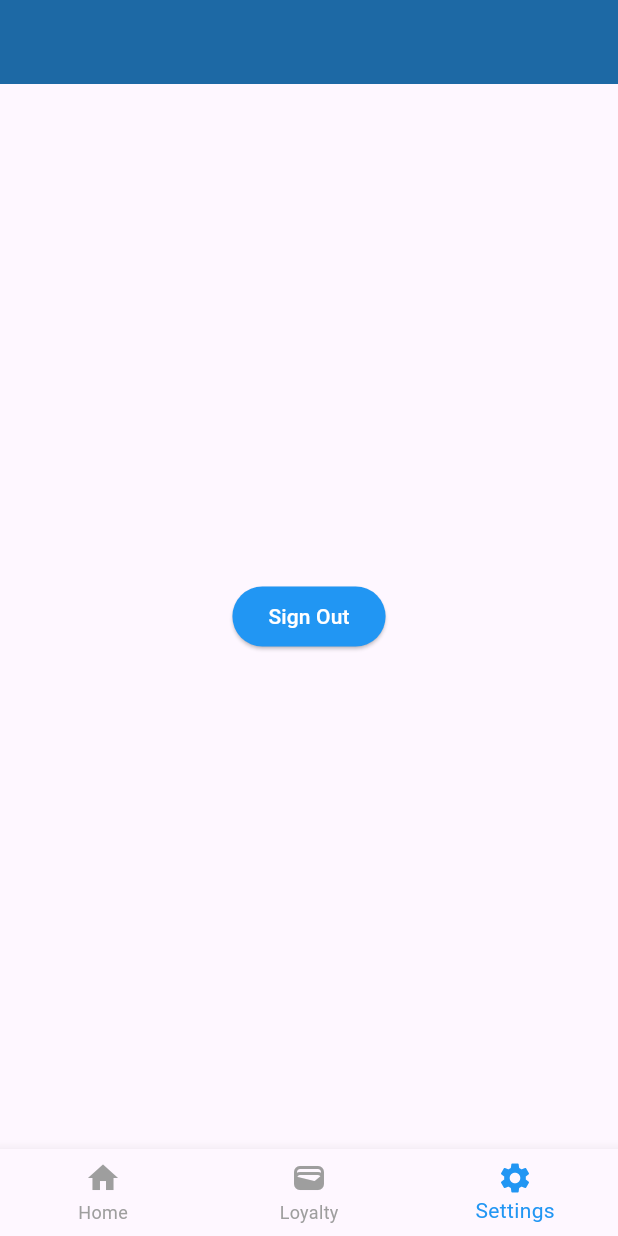
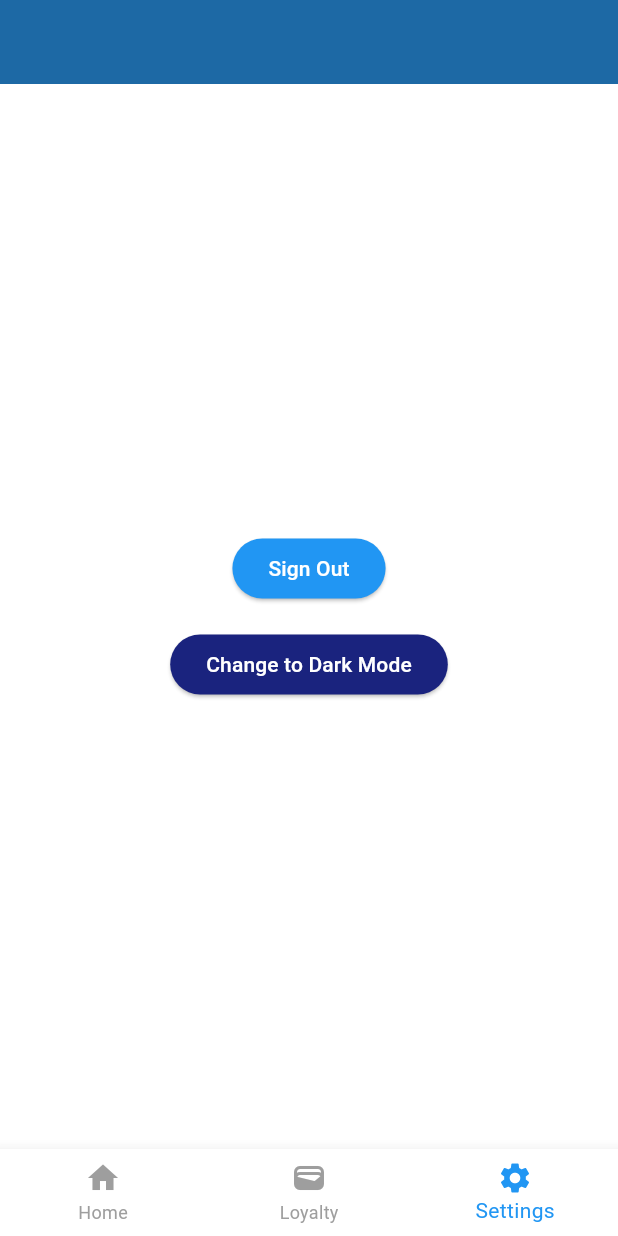
Before and after one commit to jamaki604/CleanStreamLaundryApp, a Flutter app: the Settings screen opened by its route, on a phone screen of 412 x 824 dp. Run offline on Flutter 3.47's test engine with Material 3 defaults, Android fonts, the phone set to English and light mode, and no system bars; our stand-ins replace app_links, dio, flutter_dotenv, flutter_svg, go_router, supabase_flutter; missing offline and left inert: dart:html, flutter_stripe, mobile_scanner; accounts and stored records are empty; network calls fail.

Commit message:
Added Dark Mode functionality
Can now change between light mode and dark mode

```diff
--- a/lib/Components/BasePage.dart
+++ b/lib/Components/BasePage.dart
@@ -13,9 +13,11 @@ class BasePage extends StatelessWidget {
   @override
   Widget build(BuildContext context) {
     return Scaffold(
+      backgroundColor: Theme.of(context).colorScheme.background,
       appBar: CustomAppBar(),
       body: body,
       bottomNavigationBar: NavBar(),
     );
+
   }
 }
--- /dev/null
+++ b/lib/Logic/Theme/Theme.dart
@@ -0,0 +1,27 @@
+import 'package:flutter/material.dart';
+
+ThemeData lightMode = ThemeData(
+  brightness: Brightness.light,
+  colorScheme: ColorScheme.light(
+    brightness: Brightness.light,
+    background: Colors.white,
+    tertiary: Colors.indigo[900],
+  )
+);
+
+ThemeData darkMode = ThemeData(
+  brightness: Brightness.dark,
+    colorScheme: ColorScheme.light(
+      brightness: Brightness.dark,
+      background: Colors.grey.shade900,
+      tertiary: Colors.deepPurple,
+    )
+);
+
+extension ModeChangerText on ColorScheme {
+  String get modeChangerText {
+    return brightness == Brightness.dark
+        ? "Change to Light Mode"
+        : "Change to Dark Mode";
+  }
+}
--- /dev/null
+++ b/lib/Logic/Theme/ThemeManager.dart
@@ -0,0 +1,21 @@
+import 'package:flutter/material.dart';
+import 'package:clean_stream_laundry_app/Logic/Theme/Theme.dart';
+
+class ThemeManager with ChangeNotifier{
+  ThemeData _themeData = lightMode;
+
+  ThemeData get themeData => _themeData;
+
+  set themeData(ThemeData themeData){
+    _themeData = themeData;
+    notifyListeners();
+  }
+
+  void toggleTheme(){
+    if(_themeData == lightMode){
+      themeData = darkMode;
+    } else{
+      themeData = lightMode;
+    }
+  }
+}
--- a/lib/Pages/RootApp.dart
+++ b/lib/Pages/RootApp.dart
@@ -5,12 +5,33 @@ import 'package:supabase_flutter/supabase_flutter.dart';
 import 'package:flutter/material.dart';
 
 class RootApp extends StatefulWidget {
-  const RootApp({super.key});
+  final ThemeData theme;
+  const RootApp({super.key, required this.theme});
 
   @override
   State<RootApp> createState() => _RootAppState();
 }
 
+class _RootAppState extends State<RootApp> {
+  late final AuthSystem _authenticator;
+
+  @override
+  void initState() {
+    super.initState();
+    _authenticator = Authenticator(Supabase.instance.client);
+  }
+
+  @override
+  Widget build(BuildContext context) {
+    return MaterialApp.router(
+      debugShowCheckedModeBanner: false,
+      title: 'Clean Stream Laundry Solutions',
+      theme: widget.theme,
+      routerConfig: createRouter(_authenticator),
+    );
+  }
+}
+/*
 class _RootAppState extends State<RootApp> {
   final AuthSystem _authenticator = Authenticator(Supabase.instance.client);
   @override
@@ -26,3 +47,4 @@ class _RootAppState extends State<RootApp> {
     );
   }
 }
+*/
--- a/lib/Pages/Settings.dart
+++ b/lib/Pages/Settings.dart
@@ -2,6 +2,9 @@ import 'package:clean_stream_laundry_app/Components/BasePage.dart';
 import 'package:flutter/material.dart';
 import 'package:go_router/go_router.dart';
 import '../Logic/Authentication/AuthSystem.dart';
+import '../Logic/Theme/Theme.dart';
+import '../Logic/Theme/ThemeManager.dart';
+import 'package:provider/provider.dart';
 
 class Settings extends StatefulWidget {
   late final AuthSystem _auth;
@@ -15,14 +18,45 @@ class Settings extends StatefulWidget {
 }
 
 class _SettingsState extends State<Settings> {
-
   @override
   Widget build(BuildContext context) {
-    return BasePage(body: Center(child:ElevatedButton(onPressed:(){
-      widget._auth.logout();
-      context.go('/login');
-      }, child: Text("Sign Out"),
-    style:ElevatedButton.styleFrom(backgroundColor:Colors.blue,foregroundColor:Colors.white)))
+    return Consumer<ThemeManager>(
+      builder: (context, themeManager, child) {
+        return BasePage(
+          body: Center(
+            child: Column(
+              mainAxisSize: MainAxisSize.min,
+              children: [
+                ElevatedButton(
+                  onPressed: () {
+                    widget._auth.logout();
+                    context.go('/login');
+                  },
+                  child: Text("Sign Out"),
+                  style: ElevatedButton.styleFrom(
+                    backgroundColor: Colors.blue,
+                    foregroundColor: Colors.white,
+                  ),
+                ),
+                SizedBox(height: 16),
+                ElevatedButton(
+                  onPressed: () {
+                    themeManager.toggleTheme();
+                  },
+                  child: Text(Theme.of(context).colorScheme.modeChangerText),
+                  style: ElevatedButton.styleFrom(
+                    backgroundColor: Theme
+                        .of(context)
+                        .colorScheme
+                        .tertiary,
+                    foregroundColor: Colors.white,
+                  ),
+                ),
+              ],
+            ),
+          ),
+        );
+      },
     );
   }
 }
--- a/pubspec.yaml
+++ b/pubspec.yaml
@@ -44,6 +44,7 @@ dependencies:
   supabase_flutter: ^2.10.2
   mocktail: ^1.0.4
   app_links: ^3.5.0
+  provider: ^6.0.5
 
 dev_dependencies:
   flutter_test:
@@ -71,6 +72,7 @@ flutter:
 
   # The following line ensures that the Material Icons font is
   # included with your application, so that you can use the icons in
+  # the material Icons class.
   # the material Icons class.
   uses-material-design: true
   assets:
```
Also changed, not shown: lib/main.dart (+22 -1 lines), pubspec.lock.
